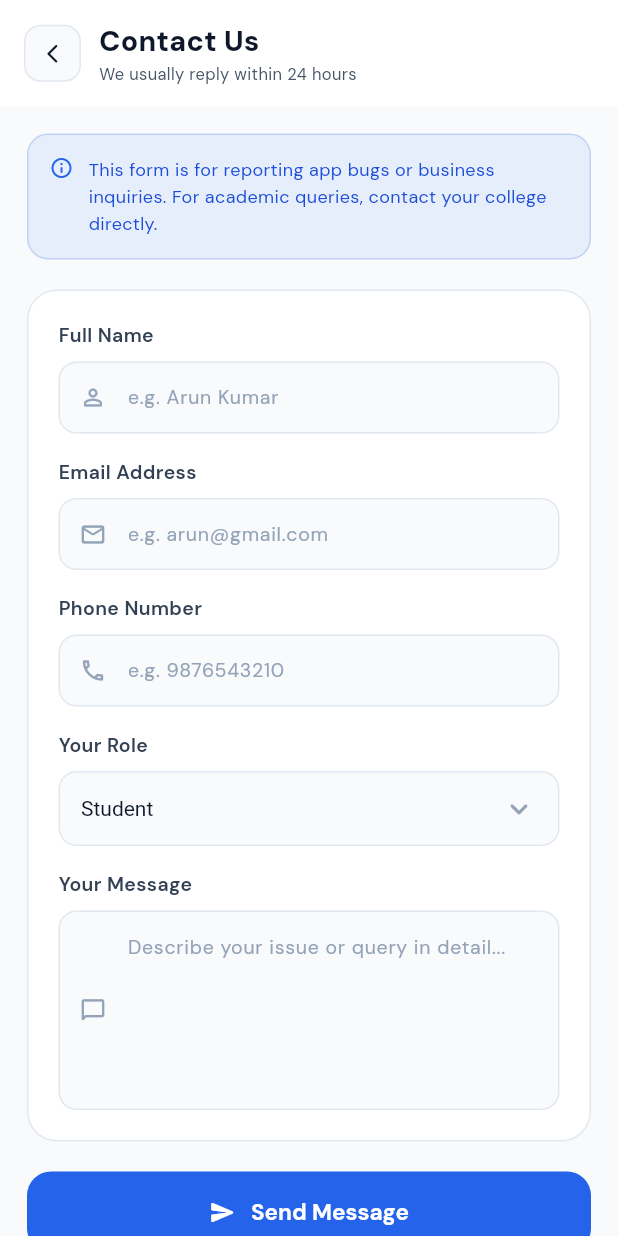
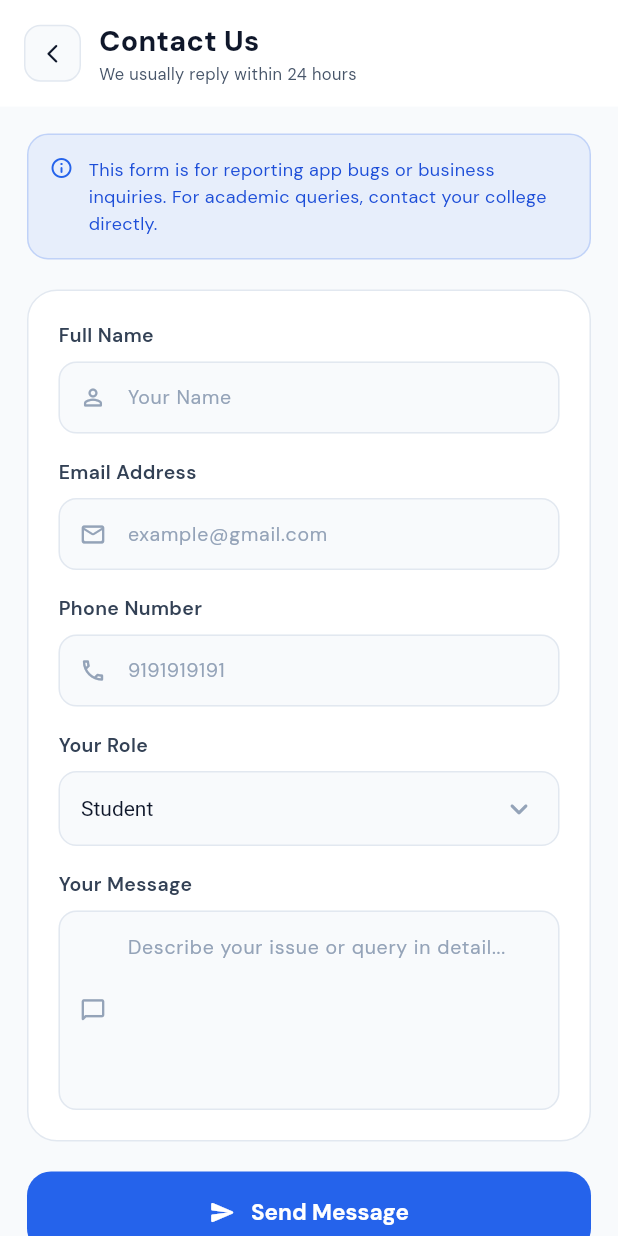
Before and after one commit to arun0815/Arivon, a Flutter app: the ContactUsPage screen opened directly, on a phone screen of 412 x 824 dp. Run offline on Flutter 3.47's test engine with Material 3 defaults, Android fonts, the phone set to English and light mode, and no system bars; our stand-ins replace firebase_core, firebase_messaging, flutter_local_notifications, go_router, google_fonts, google_sign_in and 3 more; accounts and stored records are empty.

Commit message:
Update contact_us_page.dart

```diff
--- a/lib/features/contactus/contact_us_page.dart
+++ b/lib/features/contactus/contact_us_page.dart
@@ -252,7 +252,7 @@ class _ContactUsPageState extends State<ContactUsPage> {
                                 const _FieldLabel(label: 'Full Name'),
                                 _InputField(
                                   controller: _nameCtrl,
-                                  hint: 'e.g. Arun Kumar',
+                                  hint: 'Your Name',
                                   error: _nameError,
                                   prefix: Icons.person_outline_rounded,
                                   onChanged: (_) =>
@@ -264,7 +264,7 @@ class _ContactUsPageState extends State<ContactUsPage> {
                                 const _FieldLabel(label: 'Email Address'),
                                 _InputField(
                                   controller: _emailCtrl,
-                                  hint: 'e.g. arun@gmail.com',
+                                  hint: 'example@gmail.com',
                                   error: _emailError,
                                   prefix: Icons.mail_outline_rounded,
                                   keyboardType: TextInputType.emailAddress,
@@ -277,7 +277,7 @@ class _ContactUsPageState extends State<ContactUsPage> {
                                 const _FieldLabel(label: 'Phone Number'),
                                 _InputField(
                                   controller: _phoneCtrl,
-                                  hint: 'e.g. 9876543210',
+                                  hint: '9191919191',
                                   error: _phoneError,
                                   prefix: Icons.phone_outlined,
                                   keyboardType: TextInputType.phone,
```
